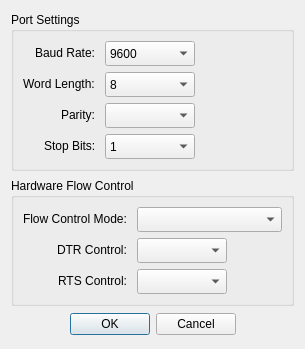
Old version of the form omodsim/dialogs/dialogsetupserialport.ui in the repository sanny32/OpenModSim.
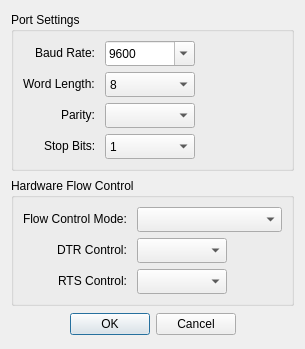
New version of the form. Custom widgets are drawn as their Qt base class.

Commit message: baud rate at connection dialog now is editable

What changed in the file:
```diff
--- a/omodsim/dialogs/dialogsetupserialport.ui
+++ b/omodsim/dialogs/dialogsetupserialport.ui
@@ -50,6 +50,9 @@
           <height>25</height>
          </size>
         </property>
+        <property name="editable">
+         <bool>true</bool>
+        </property>
         <property name="currentIndex">
          <number>3</number>
         </property>
```
Left out of the diff: 8 changed lines with no effect on the pictures.
